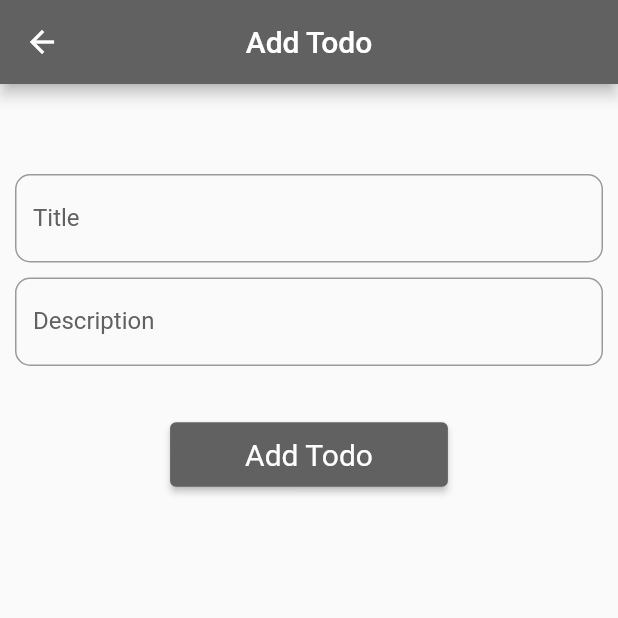
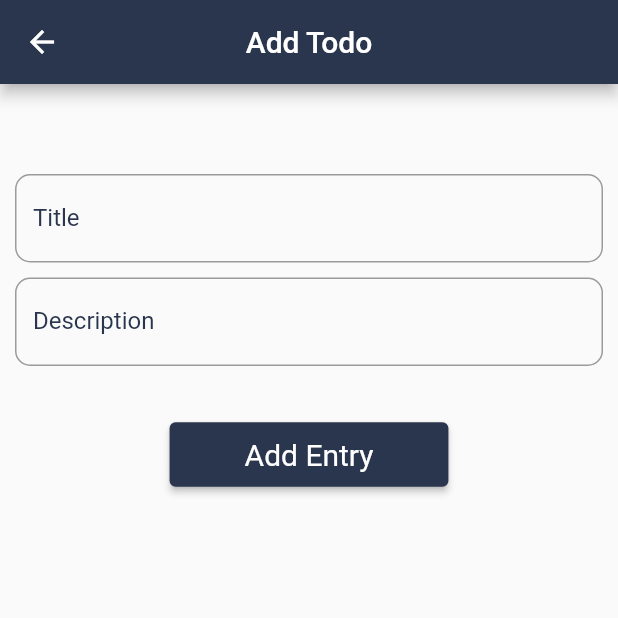
Before and after one commit to AditiSingh2003/to_do_flutter, a Flutter app: the screen it shows once a user with an empty profile is signed in, after a tap on the "add" icon, on a phone screen of 412 x 824 dp, the top half of it. Run offline on Flutter 3.47's test engine with Material 2 defaults, Android fonts, the phone set to English and light mode, and no system bars; our stand-ins replace cloud_firestore, firebase_auth, firebase_core, fluttertoast, google_fonts, quickalert; accounts and stored records are empty.

Commit message:
Chnaged ui

```diff
--- a/lib/screens/AddTodo.dart
+++ b/lib/screens/AddTodo.dart
@@ -12,6 +12,13 @@ class AddTodo extends StatefulWidget {
 }
 
 class _AddTodoState extends State<AddTodo> {
+
+
+  Color hexToColor(String hexColor) {
+  final hexCode = hexColor.replaceAll('#', '');
+  return Color(int.parse('FF$hexCode', radix: 16));
+  }
+
   TextEditingController titleController = TextEditingController();
   TextEditingController descriptionController = TextEditingController();
 
@@ -33,7 +40,7 @@ addtasktodatabase() async{
   Widget build(BuildContext context) {
     return Scaffold(
       appBar: AppBar(
-        backgroundColor: Colors.grey[700],
+        backgroundColor: hexToColor('#2A364E'),
         title: const Text('Add Todo'),
         centerTitle: true,
       ),
@@ -47,7 +54,7 @@ addtasktodatabase() async{
               decoration: InputDecoration(
                 labelText: 'Title',
                 labelStyle: TextStyle(
-                  color: Colors.grey[700],
+                  color: hexToColor('#2A364E'),
                 ),
                 border: OutlineInputBorder(
                   borderRadius: BorderRadius.circular(10.0),
@@ -60,7 +67,7 @@ addtasktodatabase() async{
               decoration: InputDecoration(
                 labelText: 'Description',
                 labelStyle: TextStyle(
-                  color: Colors.grey[700],
+                  color: hexToColor('#2A364E'),
                 ),
                 border: OutlineInputBorder(
                   borderRadius: BorderRadius.circular(10.0),
@@ -73,16 +80,15 @@ addtasktodatabase() async{
                 addtasktodatabase();
                 Navigator.push(context, MaterialPageRoute(builder: (context) => const Home()));
               },
-              child: Text('Add Todo'),
+              child: Text('Add Entry'),
               style: ElevatedButton.styleFrom(
-                primary: Colors.grey[700],
+                primary: hexToColor('#2A364E'),
                 padding: EdgeInsets.symmetric(horizontal: 50.0, vertical: 10.0),
                 textStyle: TextStyle(
                   fontSize: 20.0,
                 ),
               ),
             ),
-
           ],
         ),
       ),
--- a/lib/screens/authform.dart
+++ b/lib/screens/authform.dart
@@ -13,6 +13,10 @@ class AuthForm extends StatefulWidget {
 }
 
 class _AuthFormState extends State<AuthForm> {
+  Color hexToColor(String hexColor) {
+  final hexCode = hexColor.replaceAll('#', '');
+  return Color(int.parse('FF$hexCode', radix: 16));
+  }
 
   void showAlertlog(){
     QuickAlert.show(
@@ -56,17 +60,21 @@ class _AuthFormState extends State<AuthForm> {
       if(_islogin){ //if user is login
         print('login');
         authResult = await auth.signInWithEmailAndPassword(email: email, password: password); //sign in with email and password
+        Navigator.push(context, MaterialPageRoute(builder: (context) => const Home()));
         _successlog = true;
       }
       else{
         authResult = await auth.createUserWithEmailAndPassword(email: email, password: password); // sign up with email and password
         String uid = authResult.user!.uid; // variable for user id
-        await FirebaseFirestore.instance.collection('users').doc(uid).set({ // set the data in Firebase
-          'username' : username, // username
-          'email' : email, // email
-          'password' : password, // password
-        });
+        await FirebaseFirestore.instance.collection('users').doc(uid).set(
+            { // set the data in Firebase
+              'username': username, // username
+              'email': email, // email
+              'password': password, // password
+            }
+        );
         _successsign = true;
+        Navigator.push(context, MaterialPageRoute(builder: (context) => const Home()));
       }
     }
     catch(error){
@@ -76,11 +84,20 @@ class _AuthFormState extends State<AuthForm> {
 
   @override
   Widget build(BuildContext context) {
-    return Container(
-      height: MediaQuery.of(context).size.height,
-      width: MediaQuery.of(context).size.width,
+  return Container(
+      decoration: BoxDecoration(
+        image: DecorationImage(
+          image: const AssetImage('assets/try.png'),
+          fit: BoxFit.cover,
+        )
+      ),
+      padding: EdgeInsets.only(top: MediaQuery.of(context).size.height *0.02,right: 35,left: 35),
       child: ListView(
         children: <Widget>[
+          Container(
+            child: Text('Welcome!',style: TextStyle(fontSize: 30, fontWeight: FontWeight.bold),),
+          ),
+          SizedBox(height: 10,),
           Padding(padding: EdgeInsets.all(10.0),
             child: Form(
               key: _formKey,
@@ -163,15 +180,13 @@ class _AuthFormState extends State<AuthForm> {
                     color: Colors.lightBlue,
                   ),
                   child: ElevatedButton(
+                    style: ElevatedButton.styleFrom(
+                    primary: hexToColor('#2A364E'),
+                    onPrimary: Colors.white,
+                  ),
                   onPressed: () {
                     startauthentication();
-                    if (_successlog == true) {
-                      Navigator.push(context, MaterialPageRoute(builder: (context) => const Home()));
-                    }
-                    else if(_successsign == true){
-                      Navigator.push(context, MaterialPageRoute(builder: (context) => const Home()));
-                    }
-                    else if(_successsign == false)
+                    if(_successsign == false)
                     {
                       showAlertlog();
                     }
@@ -206,7 +221,7 @@ class _AuthFormState extends State<AuthForm> {
                     child: Text(
                       _islogin ? 'Create new account' : ' I already has an account',
                       style: GoogleFonts.roboto(
-                        color: Colors.blue,
+                        color: Colors.black,
                         fontSize: 18.0,
                       ),
                     ),
--- a/lib/screens/authscreen.dart
+++ b/lib/screens/authscreen.dart
@@ -9,13 +9,13 @@ class AuthScreen extends StatefulWidget {
 }
 
 class _AuthScreenState extends State<AuthScreen> {
+  Color hexToColor(String hexColor) {
+  final hexCode = hexColor.replaceAll('#', '');
+  return Color(int.parse('FF$hexCode', radix: 16));
+}
   @override
   Widget build(BuildContext context) {
     return Scaffold(
-      appBar: AppBar(
-        title: Text('Authentication'),
-        centerTitle: true,
-      ),
       body: const AuthForm(),
     );
   }
--- a/lib/screens/home.dart
+++ b/lib/screens/home.dart
@@ -13,6 +13,10 @@ class Home extends StatefulWidget {
 }
 
 class _HomeState extends State<Home> {
+  Color hexToColor(String hexColor) {
+  final hexCode = hexColor.replaceAll('#', '');
+  return Color(int.parse('FF$hexCode', radix: 16));
+  }
   String uid = '';
 
   @override
@@ -30,7 +34,7 @@ class _HomeState extends State<Home> {
   Widget build(BuildContext context) {
     return Scaffold(
       appBar : AppBar(
-        backgroundColor: Colors.grey[700],
+        backgroundColor:hexToColor('#2A364E'),
         title: Row(
           mainAxisAlignment: MainAxisAlignment.start,
           children: [
@@ -69,7 +73,7 @@ class _HomeState extends State<Home> {
                       onPressed: (){
                         FirebaseFirestore.instance.collection('tasks').doc(uid).collection('userTasks').doc(snapshot.data!.docs[index]['time']).delete();
                       },
-                      icon: Icon(Icons.delete),
+                      icon: Icon(Icons.delete, color: hexToColor('#2A364E'),),
                     ),
                   ),
                 );
@@ -84,7 +88,7 @@ class _HomeState extends State<Home> {
            Navigator.push(context, MaterialPageRoute(builder: (context) => const AddTodo()));
         },
         child: Icon(Icons.add),
-        backgroundColor: Colors.grey[700],
+        backgroundColor: hexToColor('#2A364E'),
       ),
     );
   }
--- a/pubspec.yaml
+++ b/pubspec.yaml
@@ -67,8 +67,8 @@ flutter:
   uses-material-design: true
 
   # To add assets to your application, add an assets section, like this:
-  # assets:
-  #   - images/a_dot_burr.jpeg
+  assets:
+    - assets/
   #   - images/a_dot_ham.jpeg
 
   # An image asset can refer to one or more resolution-specific "variants", see
```
Also changed, not shown: assets/login.png (added), assets/sign.png (added), assets/try.png (added), 16 other files.
